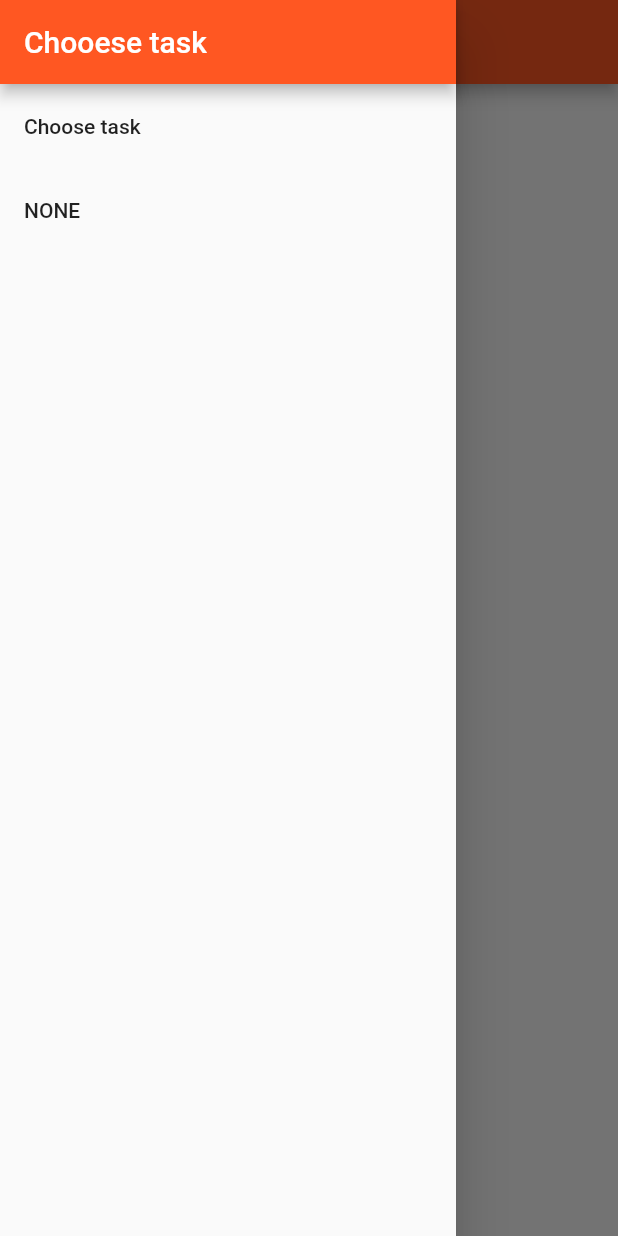
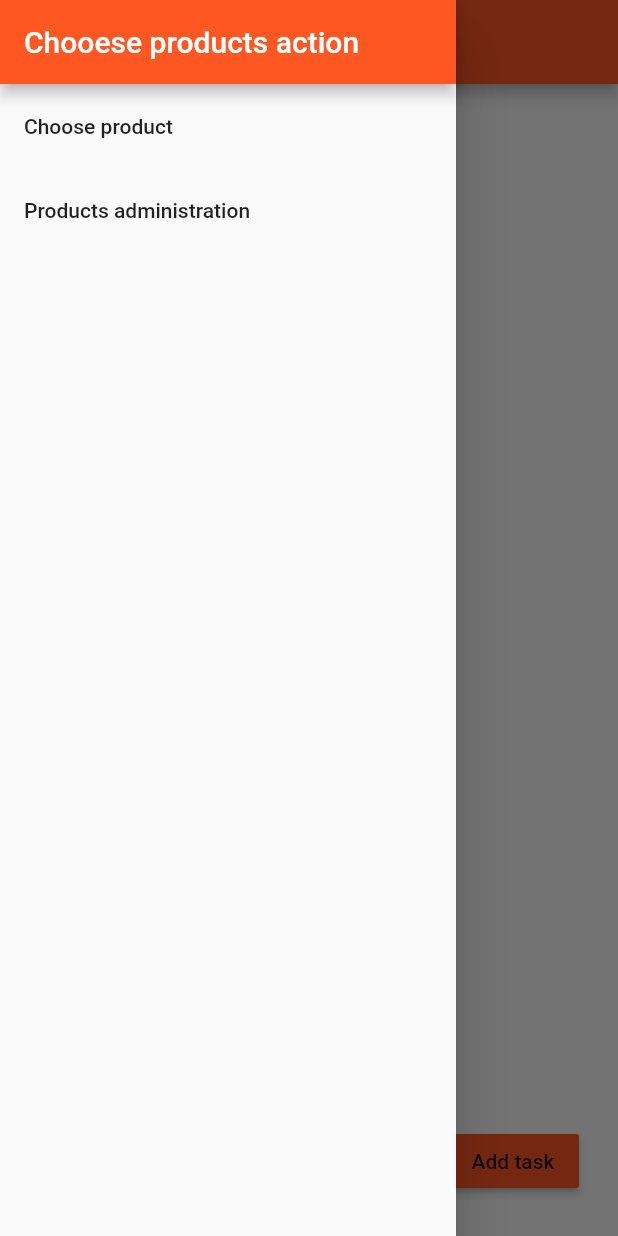
Before and after one commit to SERDUN/product_manager, a Flutter app: the NavigationPage screen opened directly, with the side drawer open, on a phone screen of 412 x 824 dp. Run offline on Flutter 3.47's test engine with Material 2 defaults, Android fonts, the phone set to English and light mode, and no system bars.

Commit message:
-changed ui

```diff
--- a/lib/ui/components/product_list.dart
+++ b/lib/ui/components/product_list.dart
@@ -25,9 +25,8 @@ class ProductList extends StatelessWidget {
             alignment: MainAxisAlignment.center,
             children: <Widget>[
               FlatButton(
-                onPressed: () => {
-                      _openProductDetail(context, currentItem, index)
-                    },
+                onPressed: () =>
+                    {_openProductDetail(context, currentItem, index)},
                 child: Text(BUTTON_TEXT_DETAILS),
               )
             ],
@@ -37,13 +36,14 @@ class ProductList extends StatelessWidget {
     );
   }
 
-  Future<dynamic> _openProductDetail(BuildContext context, ProductDTO currentItem, int index) {
+  Future<dynamic> _openProductDetail(
+      BuildContext context, ProductDTO currentItem, int index) {
     return Navigator.push(context,
-                        MaterialPageRoute(builder: (BuildContext context) {
-                      return ProductDetailsPage(currentItem);
-                    })).then((value) {
-                      if (value) deleteDetailsProduct(index);
-                    });
+        MaterialPageRoute(builder: (BuildContext context) {
+      return ProductDetailsPage(currentItem);
+    })).then((value) {
+      if (value) deleteDetailsProduct(index);
+    });
   }
 
   @override
@@ -57,8 +57,10 @@ class ProductList extends StatelessWidget {
     Widget productCards;
 
     if (products.length > 0) {
-      productCards =
-          ListView.builder(itemBuilder: _buildCard, itemCount: products.length);
+      productCards = ListView.builder(
+          padding: EdgeInsets.only(bottom: 72),
+          itemBuilder: _buildCard,
+          itemCount: products.length);
     } else {
       productCards = Container();
     }
--- a/lib/ui/pages/auth.dart
+++ b/lib/ui/pages/auth.dart
@@ -3,7 +3,7 @@ import 'package:flutter/material.dart';
 import 'package:flutter_course/ui/pages/navigation.dart';
 
 class AuthPage extends StatelessWidget {
-  static const String TEXT_PAGE_TITLE = "Task manager";
+  static const String TEXT_PAGE_TITLE = "Products manager";
   static const String BUTTON_SIGN_IN_TITLE = "Sign in";
   static const double TEXT_PAGE_TITLE_BOTTOM_PADDING = 32;
 
--- a/lib/ui/pages/navigation.dart
+++ b/lib/ui/pages/navigation.dart
@@ -1,7 +1,7 @@
 import 'package:flutter/material.dart';
 import 'package:flutter_course/repository/dto/ProductDTO.dart';
-import 'package:flutter_course/ui/components/products_manager.dart';
-import 'package:flutter_course/ui/components/products_administration.dart';
+import 'package:flutter_course/ui/pages/products_list_manager.dart';
+import 'package:flutter_course/ui/pages/products_administration.dart';
 
 class NavigationPage extends StatefulWidget {
   @override
@@ -11,12 +11,12 @@ class NavigationPage extends StatefulWidget {
 }
 
 class NavigationPageState extends State<NavigationPage> {
-  static const String DRAWER_TITLE_APP_BAR = "Chooese task";
-  static const String PAGE_TITLE_APP_BAR = "Task liat";
-  static const String DRAWER_ITEM_1 = "Choose task";
-  static const String DRAWER_ITEM_2 = "NONE";
+  static const String DRAWER_TITLE_APP_BAR = "Chooese products action";
+  static const String PAGE_TITLE_APP_BAR = "Product list";
+  static const String DRAWER_ITEM_1 = "Choose product";
+  static const String DRAWER_ITEM_2 = "Products administration";
 
-  Widget currentPage = ProductManager();
+  Widget currentPage = ProductListManager();
 
   @override
   Widget build(BuildContext context) {
@@ -39,36 +39,50 @@ class NavigationPageState extends State<NavigationPage> {
           ListTile(
             title: Text(DRAWER_ITEM_1),
             onTap: () {
-              List<ProductDTO> products = List();
-              if (currentPage is ProductsAdministrationPage) {
-                ProductsAdministrationPage manager = currentPage;
-                products.addAll(manager.products);
-              }
-
-              setState(() {
-                currentPage = ProductManager(
-                  products: products,
-                );
-              });
-              Navigator.pop(context);
+              _showProductManagerPage();
             },
           ),
           ListTile(
             title: Text(DRAWER_ITEM_2),
             onTap: () {
-              List<ProductDTO> products = List();
-              if (currentPage is ProductManager) {
-                ProductManager manager = currentPage;
-                products.addAll(manager.getProducts());
-              }
-              setState(() {
-                currentPage = ProductsAdministrationPage(products);
-              });
-              Navigator.pop(context);
+              showAdministrationPage();
             },
           )
         ],
       ),
     );
   }
+
+  void showAdministrationPage() {
+    List<ProductDTO> products = List();
+    if (currentPage is ProductListManager) {
+      ProductListManager manager = currentPage;
+      products.addAll(manager.getProducts());
+      Navigator.pop(context);
+    } else {
+      Navigator.pop(context);
+      return;
+    }
+    setState(() {
+      currentPage = ProductsAdministrationPage(products);
+    });
+  }
+
+  void _showProductManagerPage() {
+    List<ProductDTO> products = List();
+    if (currentPage is ProductsAdministrationPage) {
+      ProductsAdministrationPage manager = currentPage;
+      products.addAll(manager.products);
+    } else {
+      Navigator.pop(context);
+      return;
+    }
+
+    setState(() {
+      currentPage = ProductListManager(
+        products: products,
+      );
+    });
+    Navigator.pop(context);
+  }
 }
--- a/lib/ui/components/products_administration.dart
+++ b/lib/ui/pages/products_administration.dart
@@ -17,10 +17,15 @@ class ProductsAdministrationPage extends StatefulWidget {
 }
 
 class ProductsAdministrationState extends State<ProductsAdministrationPage> {
+  static const String TEXT_EMPTY_PRODUCT_LIST =
+      "Product list is empty,  please add products in products page";
+
   @override
   Widget build(BuildContext context) {
-    return ProductAdministrationList(
-        widget.products, _deleteProduct, _updateProduct);
+    return widget.products.isEmpty
+        ? _builtMessageEmptyProducts()
+        : ProductAdministrationList(
+            widget.products, _deleteProduct, _updateProduct);
   }
 
   _deleteProduct(int index) {
@@ -42,4 +47,10 @@ class ProductsAdministrationState extends State<ProductsAdministrationPage> {
       }
     }
   }
+
+  Widget _builtMessageEmptyProducts() {
+    return Center(
+      child: Text((TEXT_EMPTY_PRODUCT_LIST)),
+    );
+  }
 }
--- a/lib/ui/components/products_manager.dart
+++ b/lib/ui/pages/products_list_manager.dart
@@ -3,11 +3,11 @@ import 'package:flutter_course/repository/dto/ProductDTO.dart';
 import 'package:flutter_course/ui/components/product_controller.dart';
 import 'package:flutter_course/ui/components/product_list.dart';
 
-class ProductManager extends StatefulWidget {
-  _ProductManagerState state = _ProductManagerState();
+class ProductListManager extends StatefulWidget {
+  _ProductListManagerState state = _ProductListManagerState();
   final List<ProductDTO> products;
 
-  ProductManager({this.products});
+  ProductListManager({this.products});
 
   @override
   State<StatefulWidget> createState() {
@@ -19,7 +19,7 @@ class ProductManager extends StatefulWidget {
   }
 }
 
-class _ProductManagerState extends State<ProductManager> {
+class _ProductListManagerState extends State<ProductListManager> {
   List<ProductDTO> _products = [];
 
   @override
@@ -35,11 +35,13 @@ class _ProductManagerState extends State<ProductManager> {
     print(_products);
   }
 
+  // ,
+
   @override
   Widget build(BuildContext context) {
-    return Column(
+    return Scaffold(
+      body: Column(
         children: [
-        ProductController(_addProduct),
           Expanded(
             child: ProductList(_products, (product) {}, (index) {
               setState(() {
@@ -48,6 +50,8 @@ class _ProductManagerState extends State<ProductManager> {
             }),
           )
         ],
+      ),
+      floatingActionButton: ProductController(_addProduct),
     );
   }
 }
```
Lines whose indentation alone changed are shown as unchanged.
